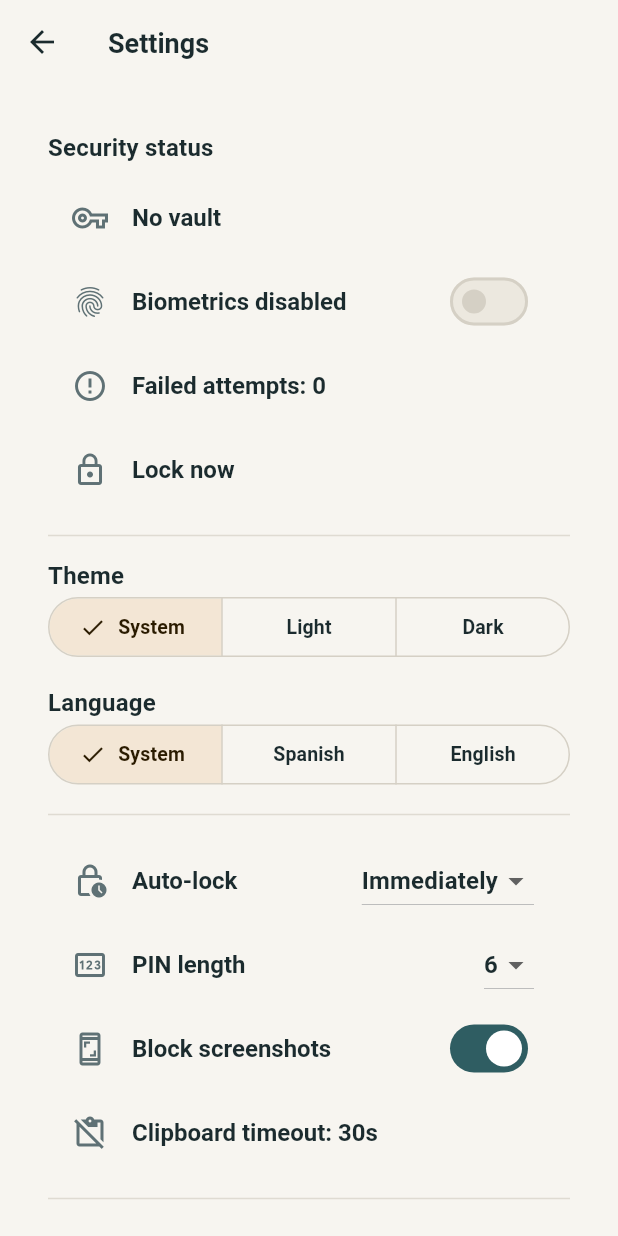
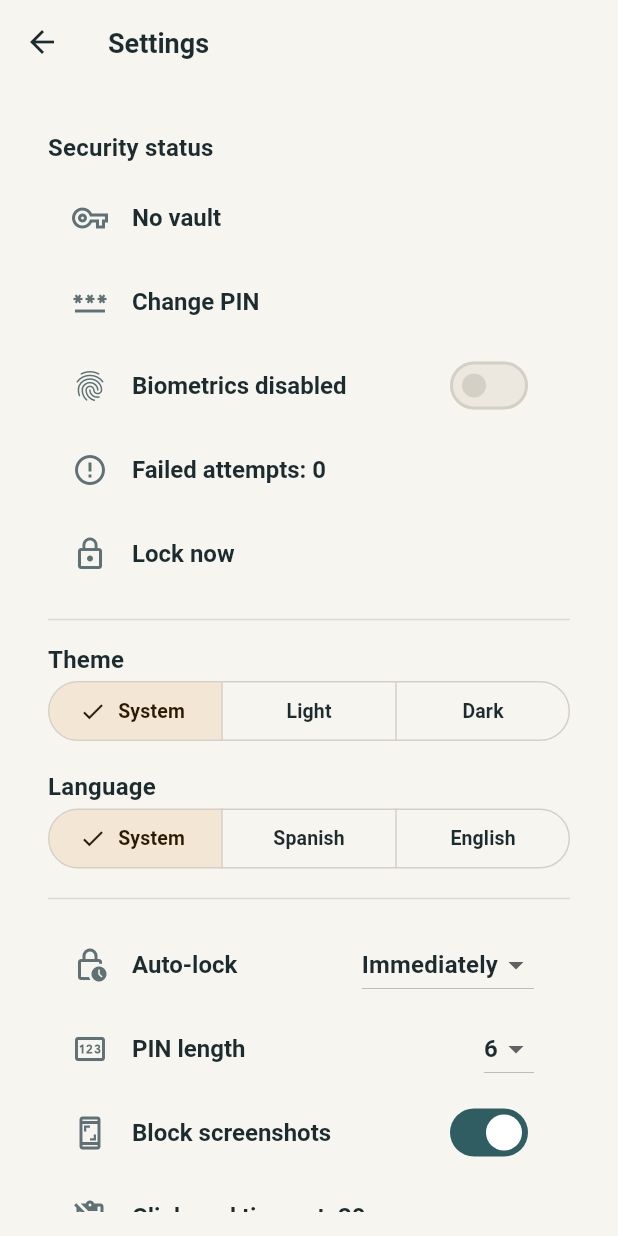
Before and after one commit to neryad/llavero2, a Flutter app: the SettingsScreen screen opened by its route, on a phone screen of 412 x 824 dp. Run offline on Flutter 3.47's test engine with Material 3 defaults, Android fonts, the phone set to English and light mode, and no system bars; our stand-ins replace file_picker, flutter_secure_storage, local_auth, package_info_plus, printing, share_plus; missing offline and left inert: cryptography; accounts and stored records are empty.

Commit message:
feat(mejora1): cambio de PIN
- VaultKeyService.changePin re-envuelve la DEK con nueva KEK/sal
- LockController.changePin y pantalla /settings/change-pin
- pinLength refleja la longitud real del nuevo PIN
- PLAN_MEJORAS.md: mejora 1 marcada completada
- 143 tests pasando

```diff
--- a/lib/core/routes/app_routes.dart
+++ b/lib/core/routes/app_routes.dart
@@ -2,6 +2,7 @@ import 'package:flutter/material.dart';
 
 import '../../features/home/home_screen.dart';
 import '../../features/settings/settings_screen.dart';
+import '../../features/settings/change_pin_screen.dart';
 import '../../features/export_import/export_import_screen.dart';
 import '../../features/entries/entry_detail_screen.dart';
 import '../../features/entries/entry_form_screen.dart';
@@ -43,6 +44,9 @@ abstract final class AppRoutes {
   /// Ajustes.
   static const String settings = '/settings';
 
+  /// Cambiar el PIN de la bóveda.
+  static const String changePin = '/settings/change-pin';
+
   /// Estado de seguridad de las contraseñas.
   static const String securityHealth = '/security-health';
 
@@ -76,6 +80,8 @@ abstract final class AppRoutes {
         return _build(const ExportImportScreen(), routeSettings);
       case settings:
         return _build(const SettingsScreen(), routeSettings);
+      case changePin:
+        return _build(const ChangePinScreen(), routeSettings);
       case securityHealth:
         // Estas pantallas se implementan en fases posteriores.
         return _build(const ComingSoonScreen(), routeSettings);
--- a/lib/features/settings/settings_screen.dart
+++ b/lib/features/settings/settings_screen.dart
@@ -55,6 +55,11 @@ class _SettingsScreenState extends State<SettingsScreen> {
               title: Text(
                 lock.hasPin ? l10n.vaultCreatedStatus : l10n.noVaultStatus,
               ),
+            ),
+            ListTile(
+              leading: const Icon(Icons.password_outlined),
+              title: Text(l10n.changePinLabel),
+              onTap: () => Navigator.of(context).pushNamed(AppRoutes.changePin),
             ),
             ListTile(
               leading: const Icon(Icons.fingerprint),
--- a/lib/l10n/app_en.arb
+++ b/lib/l10n/app_en.arb
@@ -454,5 +454,35 @@
   "lockNowLabel": "Lock now",
   "@lockNowLabel": {
     "description": "Button that locks the vault immediately."
+  },
+
+  "changePinLabel": "Change PIN",
+  "@changePinLabel": {
+    "description": "Button and title of the change PIN screen."
+  },
+
+  "currentPinLabel": "Current PIN",
+  "@currentPinLabel": {
+    "description": "Label of the current PIN field when changing it."
+  },
+
+  "newPinLabel": "New PIN",
+  "@newPinLabel": {
+    "description": "Label of the new PIN field."
+  },
+
+  "confirmNewPinLabel": "Confirm new PIN",
+  "@confirmNewPinLabel": {
+    "description": "Label of the new PIN confirmation field."
+  },
+
+  "pinChangedSuccess": "PIN changed successfully.",
+  "@pinChangedSuccess": {
+    "description": "Message shown after changing the PIN."
+  },
+
+  "wrongCurrentPin": "The current PIN is incorrect.",
+  "@wrongCurrentPin": {
+    "description": "Error shown when the current PIN is wrong."
   }
 }
--- a/lib/l10n/app_es.arb
+++ b/lib/l10n/app_es.arb
@@ -454,5 +454,35 @@
   "lockNowLabel": "Bloquear ahora",
   "@lockNowLabel": {
     "description": "Button that locks the vault immediately."
+  },
+
+  "changePinLabel": "Cambiar PIN",
+  "@changePinLabel": {
+    "description": "Button and title of the change PIN screen."
+  },
+
+  "currentPinLabel": "PIN actual",
+  "@currentPinLabel": {
+    "description": "Label of the current PIN field when changing it."
+  },
+
+  "newPinLabel": "Nuevo PIN",
+  "@newPinLabel": {
+    "description": "Label of the new PIN field."
+  },
+
+  "confirmNewPinLabel": "Confirmar nuevo PIN",
+  "@confirmNewPinLabel": {
+    "description": "Label of the new PIN confirmation field."
+  },
+
+  "pinChangedSuccess": "PIN cambiado correctamente.",
+  "@pinChangedSuccess": {
+    "description": "Message shown after changing the PIN."
+  },
+
+  "wrongCurrentPin": "El PIN actual no es correcto.",
+  "@wrongCurrentPin": {
+    "description": "Error shown when the current PIN is wrong."
   }
 }
```
Also changed, not shown: lib/controllers/lock_controller.dart (+29 -0 lines), lib/core/security/key_vault_service.dart (+38 -0 lines), lib/features/settings/change_pin_screen.dart (added, +140 -0 lines), lib/l10n/generated/app_l10n.dart, lib/l10n/generated/app_l10n_en.dart, lib/l10n/generated/app_l10n_es.dart, 9 other files.
